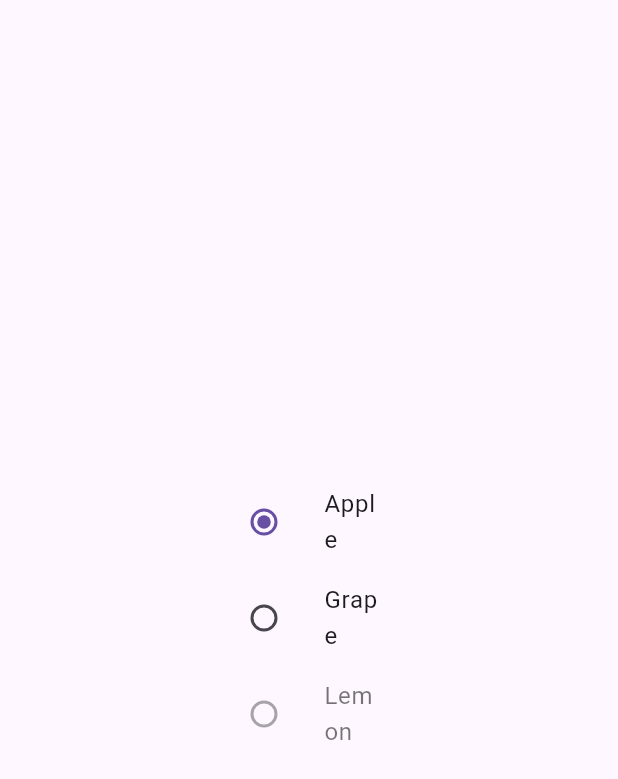
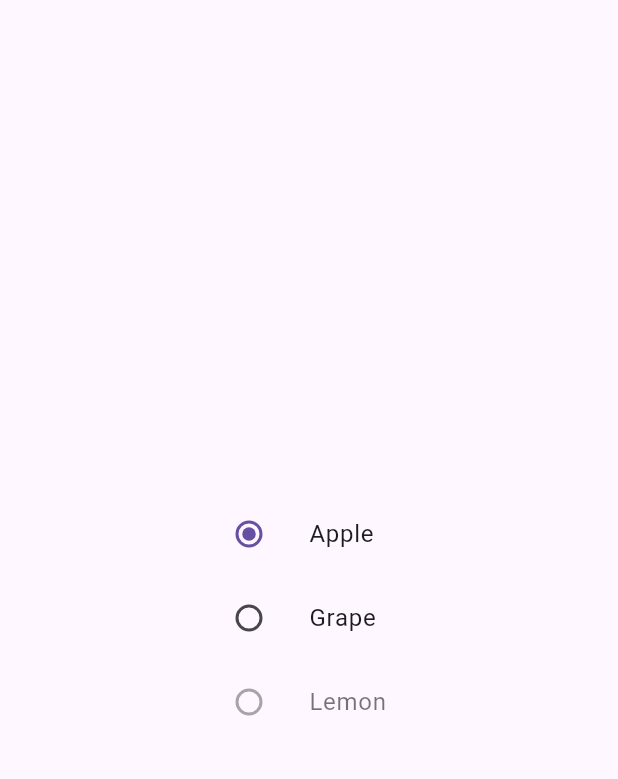
Before and after one commit to kamite0611/FlutterDictionary, a Flutter app: the WidgetsRadioBasic widget shown alone on an empty page, opened directly, on a phone screen of 412 x 824 dp. Shown: the top 779 px of the screen. Run offline on Flutter 3.47's test engine with Material 2 defaults, Android fonts, the phone set to English and light mode, and no system bars.

Commit message:
save width

```diff
--- a/flutter_demos/lib/views/widgets/Radio/Basic.dart
+++ b/flutter_demos/lib/views/widgets/Radio/Basic.dart
@@ -16,7 +16,7 @@ class _WidgetsRadioBasicState extends State<WidgetsRadioBasic> {
   Widget build(BuildContext context) {
     return Center(
         child: SizedBox(
-      width: 140,
+      width: 160,
       child: Column(mainAxisAlignment: MainAxisAlignment.center, children: [
         ListTile(
           title: const Text("Apple"),
```
